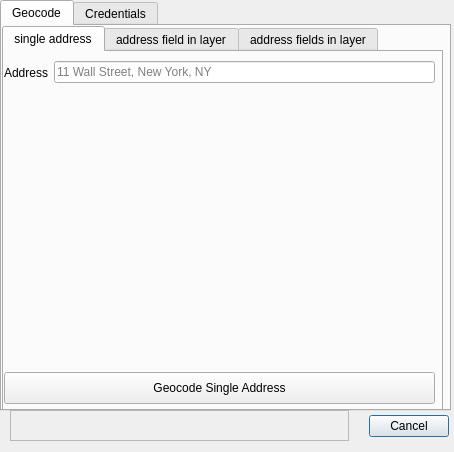
Old version of the form hereqgis_dialog_base.ui in the repository riccardoklinger/Hqgis.
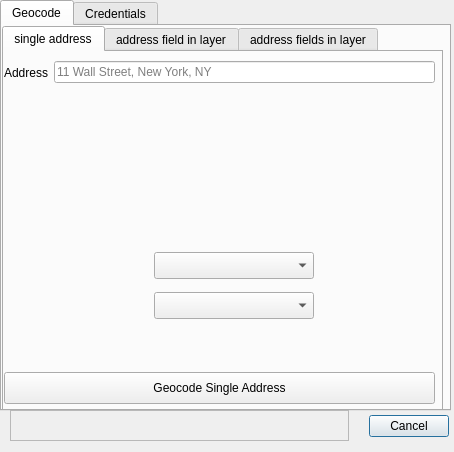
New version of the form. The open tabs and pages were chosen to show the change. Custom widgets are drawn as their Qt base class.

Commit message: new input fields using standard layer/field widgets

Patch:
```diff
--- a/hereqgis_dialog_base.ui
+++ b/hereqgis_dialog_base.ui
@@ -106,6 +106,26 @@
         <string>Geocode Single Address</string>
        </property>
       </widget>
+      <widget class="QgsMapLayerComboBox" name="mMapLayerComboBox">
+       <property name="geometry">
+        <rect>
+         <x>150</x>
+         <y>200</y>
+         <width>160</width>
+         <height>27</height>
+        </rect>
+       </property>
+      </widget>
+      <widget class="QgsFieldComboBox" name="mFieldComboBox">
+       <property name="geometry">
+        <rect>
+         <x>150</x>
+         <y>240</y>
+         <width>160</width>
+         <height>27</height>
+        </rect>
+       </property>
+      </widget>
      </widget>
      <widget class="QWidget" name="tab_4">
       <attribute name="title">
@@ -390,6 +410,18 @@
    </property>
   </widget>
  </widget>
+ <customwidgets>
+  <customwidget>
+   <class>QgsFieldComboBox</class>
+   <extends>QComboBox</extends>
+   <header>qgsfieldcombobox.h</header>
+  </customwidget>
+  <customwidget>
+   <class>QgsMapLayerComboBox</class>
+   <extends>QComboBox</extends>
+   <header>qgsmaplayercombobox.h</header>
+  </customwidget>
+ </customwidgets>
  <resources/>
  <connections>
   <connection>
```
Left out of the diff: 14 changed lines with no effect on the pictures. The commit also changes 2 other files.
